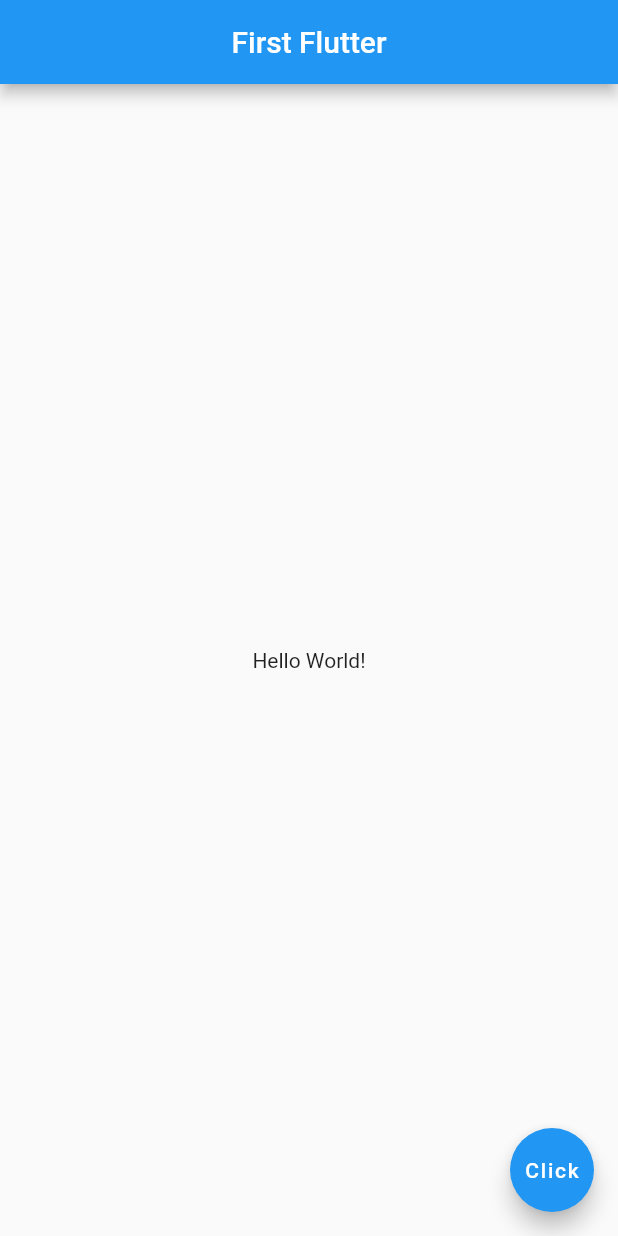
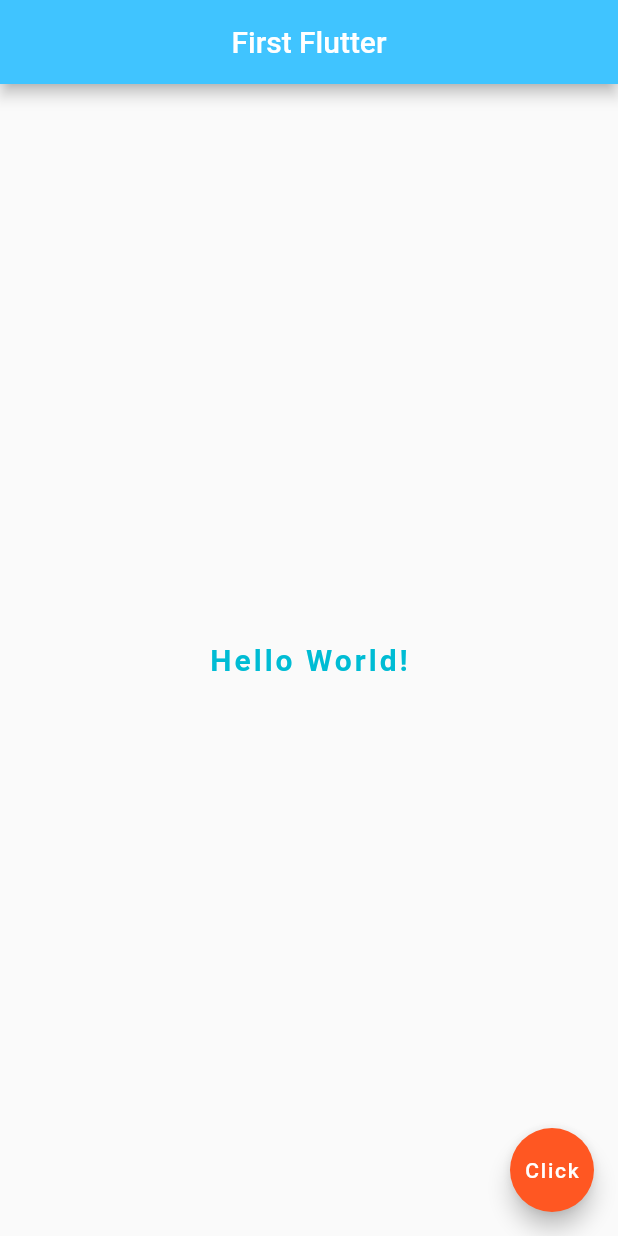
Before and after one commit to Master-Dipankar/Flutter-Hello-World, a Flutter app: the screen it shows after launch, after a tap on "Click", on a phone screen of 412 x 824 dp. Run offline on Flutter 3.47's test engine with Material 2 defaults, Android fonts, the phone set to English and light mode, and no system bars; Roboto replaces fonts that are missing (Handia).

Commit message:
added a button added auto hot reload added google font by modifying pubspec.yaml file

```diff
--- a/lib/main.dart
+++ b/lib/main.dart
@@ -2,25 +2,41 @@ import 'package:flutter/material.dart';
 
 
 void main() => runApp(MaterialApp(
-  home: Scaffold(
+  home: Home()
+));
+void onButtonPressed() {
+  print('Its dipankar');
+}
+
+class Home extends StatelessWidget{
+@override
+  Widget build(BuildContext context){
+  return Scaffold(
     appBar: AppBar(
       title: const Text('First Flutter'),
       centerTitle: true,
+      backgroundColor: Colors.lightBlueAccent,
     ),
     body: const Center(
-      child: Text('Hello World!'),
+      child: Text(
+        'Hello World!',
+        style: TextStyle(
+          fontSize: 20.0,
+          fontWeight: FontWeight.bold,
+          letterSpacing: 2.0,
+          color: Colors.cyan,
+          fontFamily: 'Handia',
+        ),
+      ),
     ),
     floatingActionButton: const FloatingActionButton(
       onPressed: onButtonPressed,
+      backgroundColor: Colors.deepOrange,
       child: Text('Click'),
     ),
-  ),
-));
-void onButtonPressed() {
-  print(const Text('Its dipankar'));
+  );
 }
-
-
+}
 
 /*
 void main() {
```
Also changed, not shown: pubspec.yaml (+4 -11 lines).
